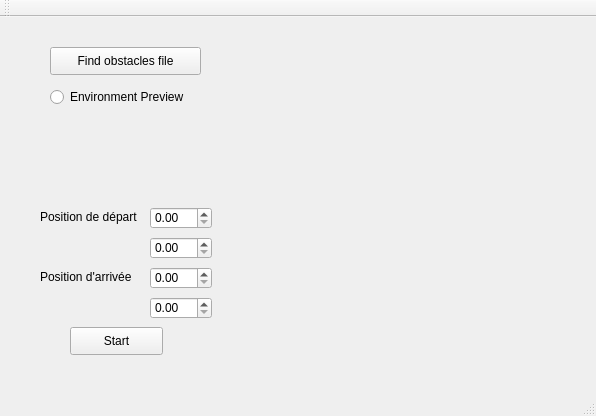
Old version of the form SIMNUM/mainwindow.ui in the repository MedMoute/yolo-octamere.
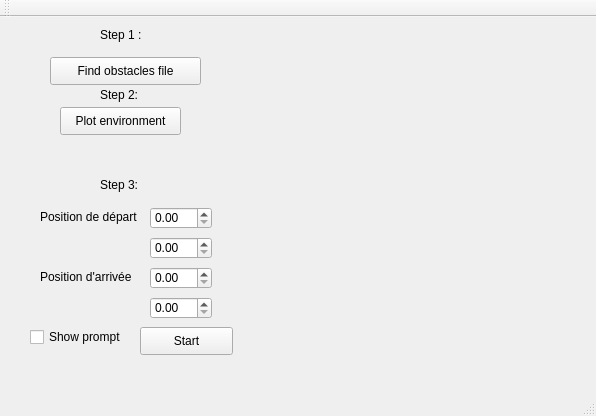
New version of the form. Custom widgets are drawn as their Qt base class.

Commit message: Amélioration GUI (encore)

```diff
--- a/SIMNUM/mainwindow.ui
+++ b/SIMNUM/mainwindow.ui
@@ -27,7 +27,7 @@
    <widget class="QPushButton" name="pushButton">
     <property name="geometry">
      <rect>
-      <x>70</x>
+      <x>140</x>
       <y>310</y>
       <width>93</width>
       <height>28</height>
@@ -107,7 +107,7 @@
     <property name="geometry">
      <rect>
       <x>50</x>
-      <y>30</y>
+      <y>40</y>
       <width>151</width>
       <height>28</height>
      </rect>
@@ -116,17 +116,69 @@
      <string>Find obstacles file</string>
     </property>
    </widget>
-   <widget class="QRadioButton" name="radioButton">
+   <widget class="QPushButton" name="pushButton_3">
     <property name="geometry">
      <rect>
-      <x>50</x>
+      <x>60</x>
+      <y>90</y>
+      <width>121</width>
+      <height>28</height>
+     </rect>
+    </property>
+    <property name="text">
+     <string>Plot environment</string>
+    </property>
+   </widget>
+   <widget class="QLabel" name="label_3">
+    <property name="geometry">
+     <rect>
+      <x>100</x>
+      <y>10</y>
+      <width>53</width>
+      <height>16</height>
+     </rect>
+    </property>
+    <property name="text">
+     <string>Step 1 :</string>
+    </property>
+   </widget>
+   <widget class="QLabel" name="label_4">
+    <property name="geometry">
+     <rect>
+      <x>100</x>
       <y>70</y>
-      <width>161</width>
+      <width>53</width>
+      <height>16</height>
+     </rect>
+    </property>
+    <property name="text">
+     <string>Step 2:</string>
+    </property>
+   </widget>
+   <widget class="QLabel" name="label_5">
+    <property name="geometry">
+     <rect>
+      <x>100</x>
+      <y>160</y>
+      <width>53</width>
+      <height>16</height>
+     </rect>
+    </property>
+    <property name="text">
+     <string>Step 3:</string>
+    </property>
+   </widget>
+   <widget class="QCheckBox" name="checkBox">
+    <property name="geometry">
+     <rect>
+      <x>30</x>
+      <y>310</y>
+      <width>111</width>
       <height>20</height>
      </rect>
     </property>
     <property name="text">
-     <string>Environment Preview</string>
+     <string>Show prompt</string>
     </property>
    </widget>
   </widget>
```
Left out of the diff: 3 changed lines with no effect on the pictures. The commit also changes 4 other files.
